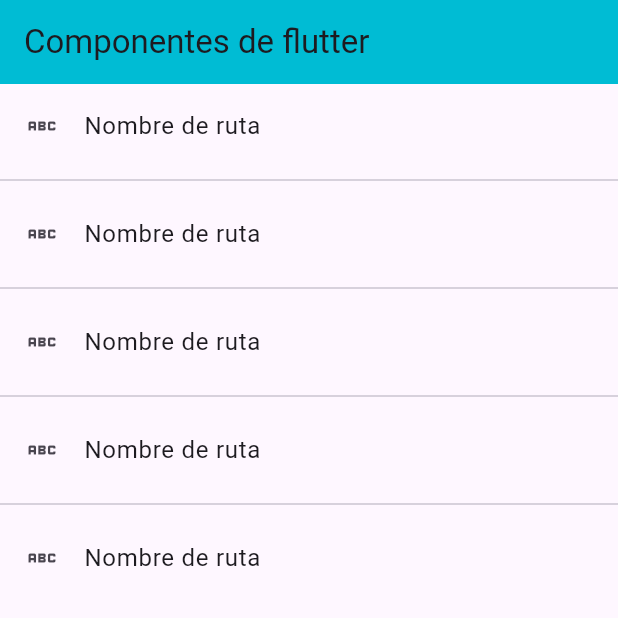
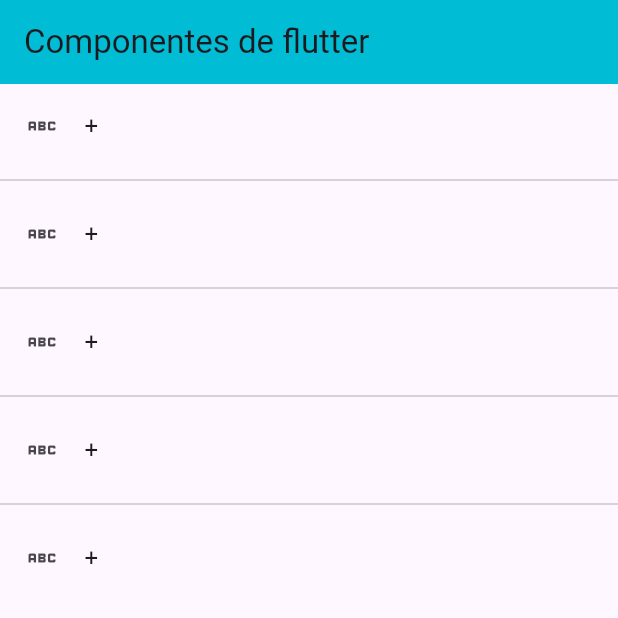
Before and after one commit to Castellon-ACM/fl_components, a Flutter app: the screen it shows after launch, on a phone screen of 412 x 824 dp, the top half of it. Run offline on Flutter 3.47's test engine with Material 3 defaults, Android fonts, the phone set to English and light mode, and no system bars.

Commit message:
Navegando entre screens

```diff
--- a/lib/screens/home_screen.dart
+++ b/lib/screens/home_screen.dart
@@ -1,3 +1,4 @@
+import 'package:fl_components/screens/listView1_screen.dart';
 import 'package:flutter/material.dart';
 
 class HomeScreen extends StatelessWidget {
@@ -10,13 +11,12 @@ class HomeScreen extends StatelessWidget {
       appBar: AppBar(
         title: const Text('Componentes de flutter'),
         backgroundColor: Colors.cyan,
-
       ),
       body: ListView.separated(itemBuilder: (context,index)=>ListTile(
         leading:const Icon(Icons.abc_outlined),
-        title:const Text('Nombre de ruta'),
+        title:const Text('+'),
         onTap: (){
-
+          Navigator.pushNamed(context, 'card');
         }
         ),
       separatorBuilder: (context,index) => const Divider(),
```
